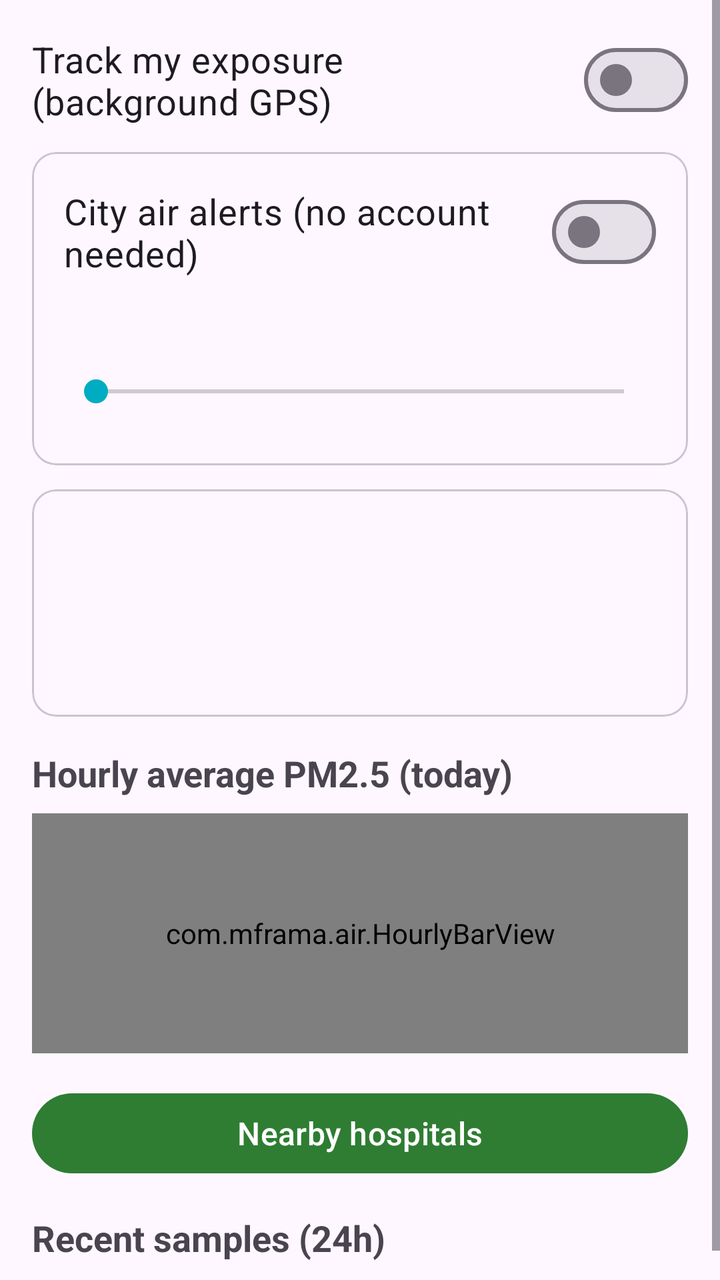
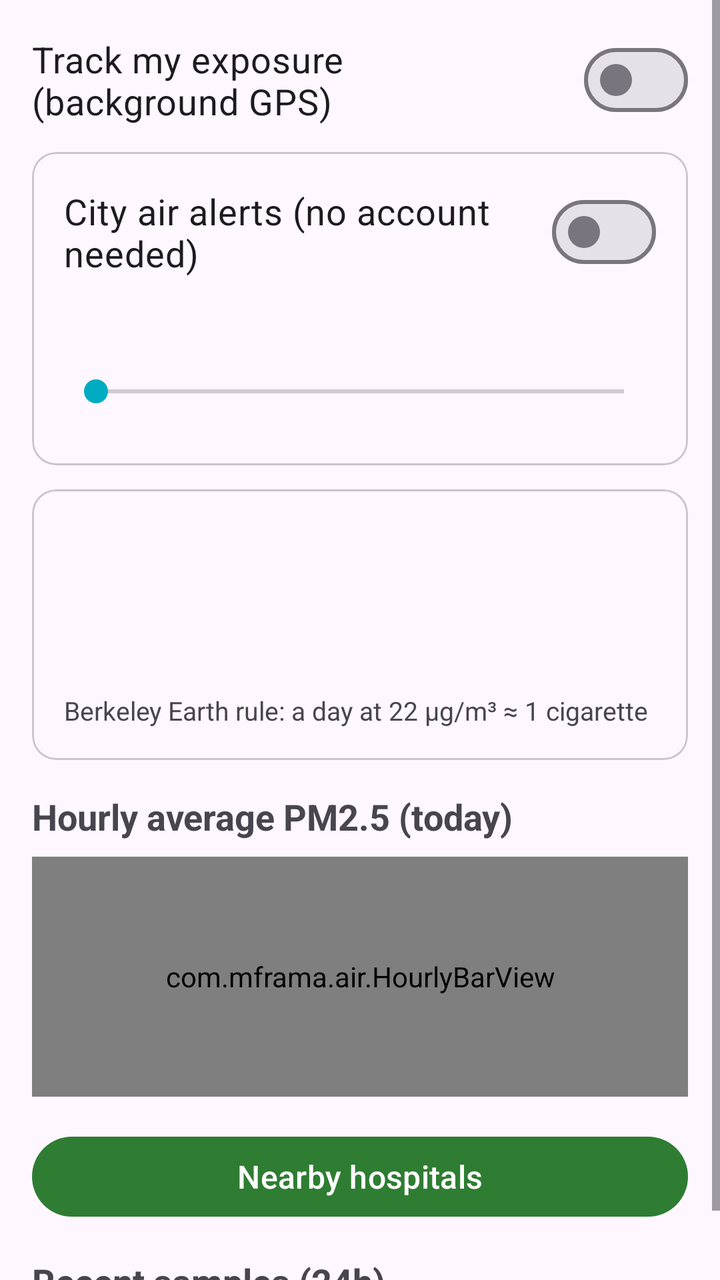

The first picture is an Android layout as it rendered before a commit; the second is the same layout after the commit. The layout source and the unified diff follow.
<!-- AndroidManifest.xml: application theme Theme.Mframa -->
<!-- res/layout/fragment_exposure.xml -->
<?xml version="1.0" encoding="utf-8"?>
<ScrollView xmlns:android="http://schemas.android.com/apk/res/android"
    xmlns:app="http://schemas.android.com/apk/res-auto"
    android:layout_width="match_parent"
    android:layout_height="match_parent">

    <LinearLayout
        android:layout_width="match_parent"
        android:layout_height="wrap_content"
        android:orientation="vertical"
        android:padding="16dp">

        <com.google.android.material.materialswitch.MaterialSwitch
            android:id="@+id/toggle_service"
            android:layout_width="match_parent"
            android:layout_height="wrap_content"
            android:text="@string/exposure_toggle"
            android:textSize="18sp"
            app:showText="false" />

        <com.google.android.material.card.MaterialCardView
            android:layout_width="match_parent"
            android:layout_height="wrap_content"
            android:layout_marginTop="12dp"
            app:cardCornerRadius="12dp">

            <LinearLayout
                android:layout_width="match_parent"
                android:layout_height="wrap_content"
                android:orientation="vertical"
                android:padding="16dp">

                <com.google.android.material.materialswitch.MaterialSwitch
                    android:id="@+id/toggle_alerts"
                    android:layout_width="match_parent"
                    android:layout_height="wrap_content"
                    android:text="@string/alerts_toggle"
                    android:textSize="18sp"
                    app:showText="false" />

                <TextView
                    android:id="@+id/txt_threshold"
                    android:layout_width="match_parent"
                    android:layout_height="wrap_content"
                    android:layout_marginTop="8dp"
                    android:textSize="17sp"
                    android:textStyle="bold" />

                <SeekBar
                    android:id="@+id/seek_threshold"
                    android:layout_width="match_parent"
                    android:layout_height="wrap_content"
                    android:layout_marginTop="4dp"
                    android:max="6"
                    android:paddingTop="12dp"
                    android:paddingBottom="12dp" />
            </LinearLayout>
        </com.google.android.material.card.MaterialCardView>

        <com.google.android.material.card.MaterialCardView
            android:layout_width="match_parent"
            android:layout_height="wrap_content"
            android:layout_marginTop="12dp"
            app:cardCornerRadius="12dp">

            <LinearLayout
                android:layout_width="match_parent"
                android:layout_height="wrap_content"
                android:orientation="vertical"
                android:padding="16dp">

                <TextView
                    android:id="@+id/txt_pm25"
                    android:layout_width="match_parent"
                    android:layout_height="wrap_content"
                    android:textSize="18sp"
                    android:textStyle="bold" />

                <TextView
                    android:id="@+id/txt_dose"
                    android:layout_width="match_parent"
                    android:layout_height="wrap_content"
                    android:layout_marginTop="8dp"
                    android:textSize="17sp" />

                <TextView
                    android:id="@+id/txt_cigs"
                    android:layout_width="match_parent"
                    android:layout_height="wrap_content"
                    android:layout_marginTop="4dp"
                    android:textSize="17sp" />
            </LinearLayout>
        </com.google.android.material.card.MaterialCardView>

        <TextView
            android:layout_width="match_parent"
            android:layout_height="wrap_content"
            android:layout_marginTop="16dp"
            android:text="@string/exposure_hourly"
            android:textSize="18sp"
            android:textStyle="bold" />

        <com.mframa.air.HourlyBarView
            android:id="@+id/hourly_bars"
            android:layout_width="match_parent"
            android:layout_height="120dp"
            android:layout_marginTop="8dp" />

        <Button
            android:id="@+id/btn_hospitals"
            android:layout_width="match_parent"
            android:layout_height="wrap_content"
            android:layout_marginTop="16dp"
            android:text="@string/hospitals_title"
            android:textSize="16sp" />

        <TextView
            android:layout_width="match_parent"
            android:layout_height="wrap_content"
            android:layout_marginTop="16dp"
            android:text="@string/exposure_recent"
            android:textSize="18sp"
            android:textStyle="bold" />

        <androidx.recyclerview.widget.RecyclerView
            android:id="@+id/samples_list"
            android:layout_width="match_parent"
            android:layout_height="wrap_content"
            android:layout_marginTop="8dp"
            android:nestedScrollingEnabled="false" />
    </LinearLayout>
</ScrollView>
<!-- resources referenced by this layout -->
<resources>
  <string name="alerts_toggle">City air alerts (no account needed)</string>
  <string name="exposure_hourly">Hourly average PM2.5 (today)</string>
  <string name="exposure_recent">Recent samples (24h)</string>
  <string name="exposure_toggle">Track my exposure (background GPS)</string>
  <string name="hospitals_title">Nearby hospitals</string>
  <style name="Theme.Mframa" parent="Theme.Material3.DayNight.NoActionBar">
          <item name="colorPrimary">@color/mframa_primary</item>
          <item name="colorPrimaryVariant">@color/mframa_primary_dark</item>
          <item name="colorSecondary">@color/mframa_accent</item>
      </style>
  <color name="mframa_primary">#2E7D32</color>
  <color name="mframa_primary_dark">#1B5E20</color>
  <color name="mframa_accent">#00ACC1</color>
</resources>

<!-- the commit's change to res/layout/fragment_exposure.xml (unified diff, before → after) -->
@@ -89,6 +89,13 @@
                     android:layout_height="wrap_content"
                     android:layout_marginTop="4dp"
                     android:textSize="17sp" />
+
+                <TextView
+                    android:layout_width="match_parent"
+                    android:layout_height="wrap_content"
+                    android:layout_marginTop="4dp"
+                    android:text="@string/exposure_cigs_note"
+                    android:textSize="13sp" />
             </LinearLayout>
         </com.google.android.material.card.MaterialCardView>
 
<!-- resource entries referenced after the edit -->
@@ -1,6 +1,7 @@
 <!-- resources referenced by this layout -->
 <resources>
   <string name="alerts_toggle">City air alerts (no account needed)</string>
+  <string name="exposure_cigs_note">Berkeley Earth rule: a day at 22 µg/m³ ≈ 1 cigarette</string>
   <string name="exposure_hourly">Hourly average PM2.5 (today)</string>
   <string name="exposure_recent">Recent samples (24h)</string>
   <string name="exposure_toggle">Track my exposure (background GPS)</string>
